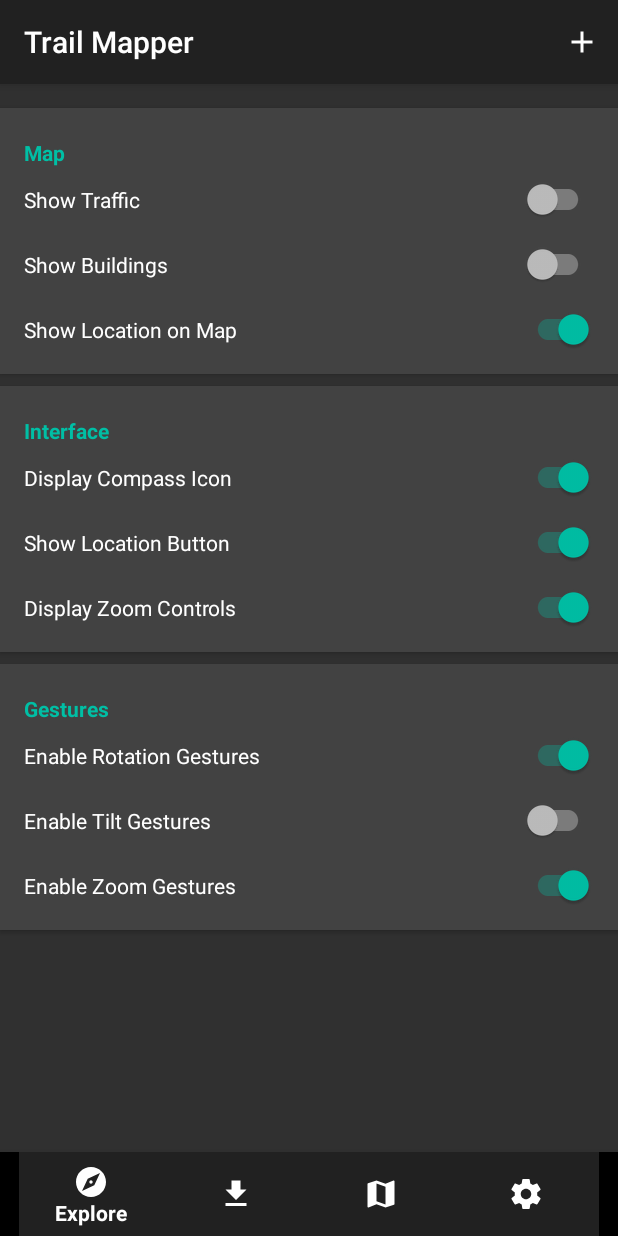
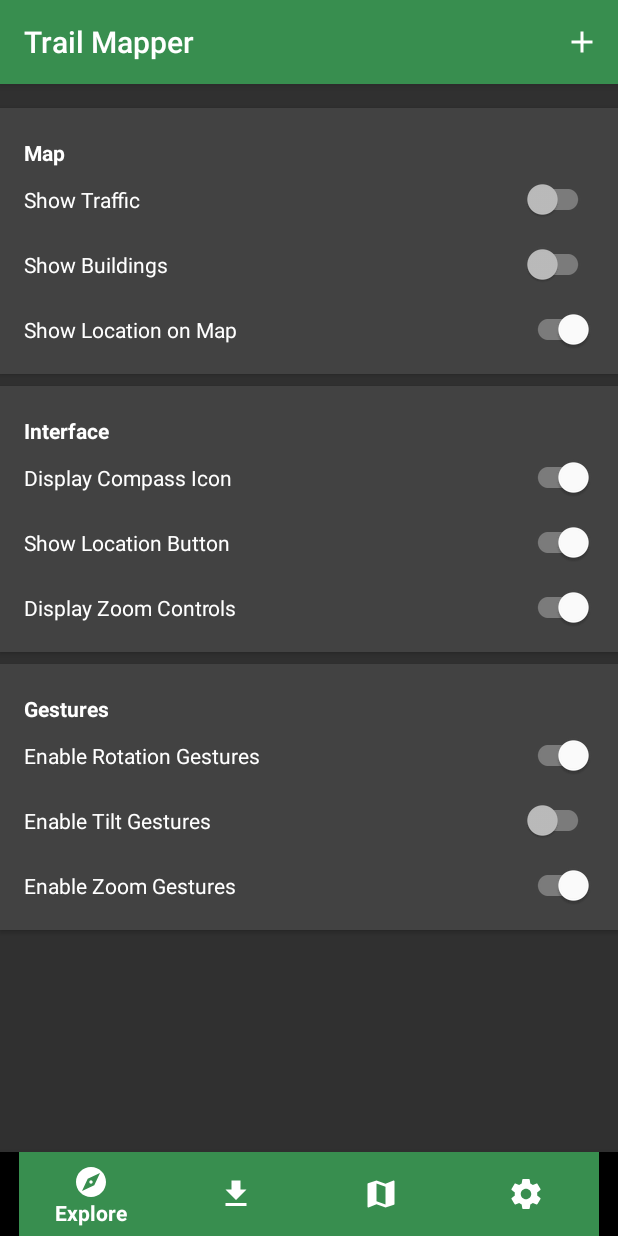
Before and after one commit to TheAndroidMaster/TrailMapper, an Android app: the screen it shows after launch (MainActivity), item 4 of the bottom bar chosen, on a phone screen of 412 x 824 dp. Run offline under Robolectric (Android 15) with nearby library versions, the phone set to English and light mode, and no system bars; our stand-ins replace ButterKnife, data binding.

Commit message:
changed color scheme

```diff
--- a/app/src/main/res/values/colors.xml
+++ b/app/src/main/res/values/colors.xml
@@ -1,6 +1,8 @@
 <?xml version="1.0" encoding="utf-8"?>
 <resources>
-    <color name="colorPrimary">#212121</color>
-    <color name="colorPrimaryDark">#181818</color>
-    <color name="colorAccent">#00BFA5</color>
+    <color name="colorPrimary">#388e4f</color>
+    <color name="colorPrimaryDark">#22793c</color>
+    <color name="colorPrimaryLight">#72b184</color>
+    <color name="colorAccent">#FFFFFF</color>
+
 </resources>
```
